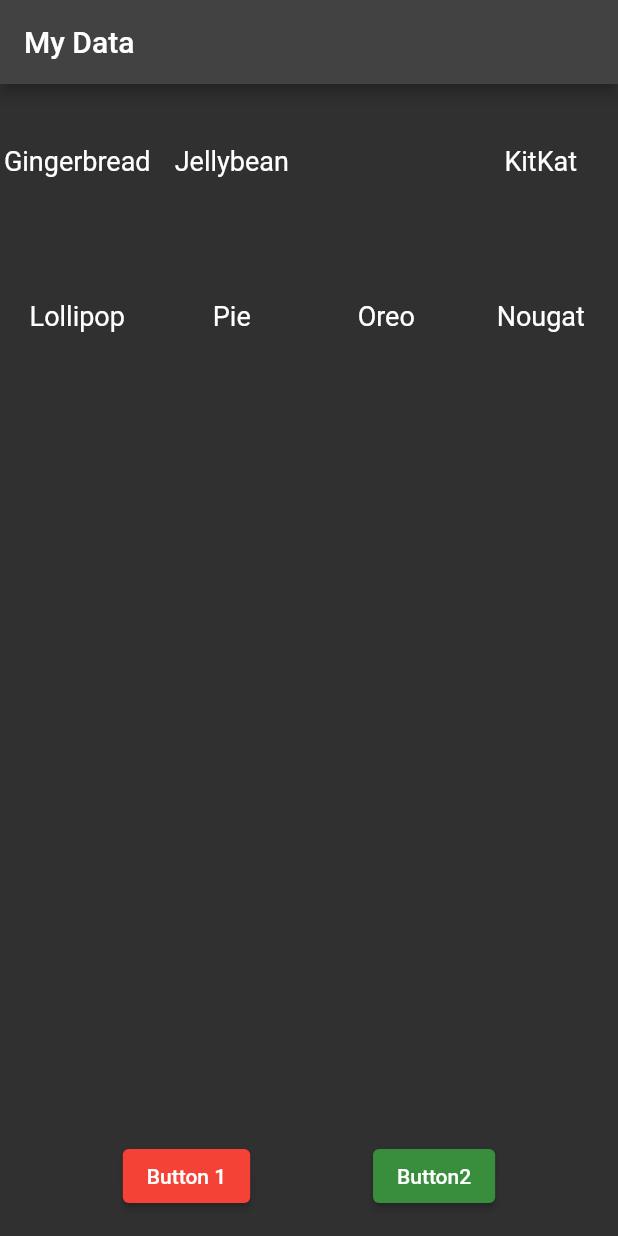
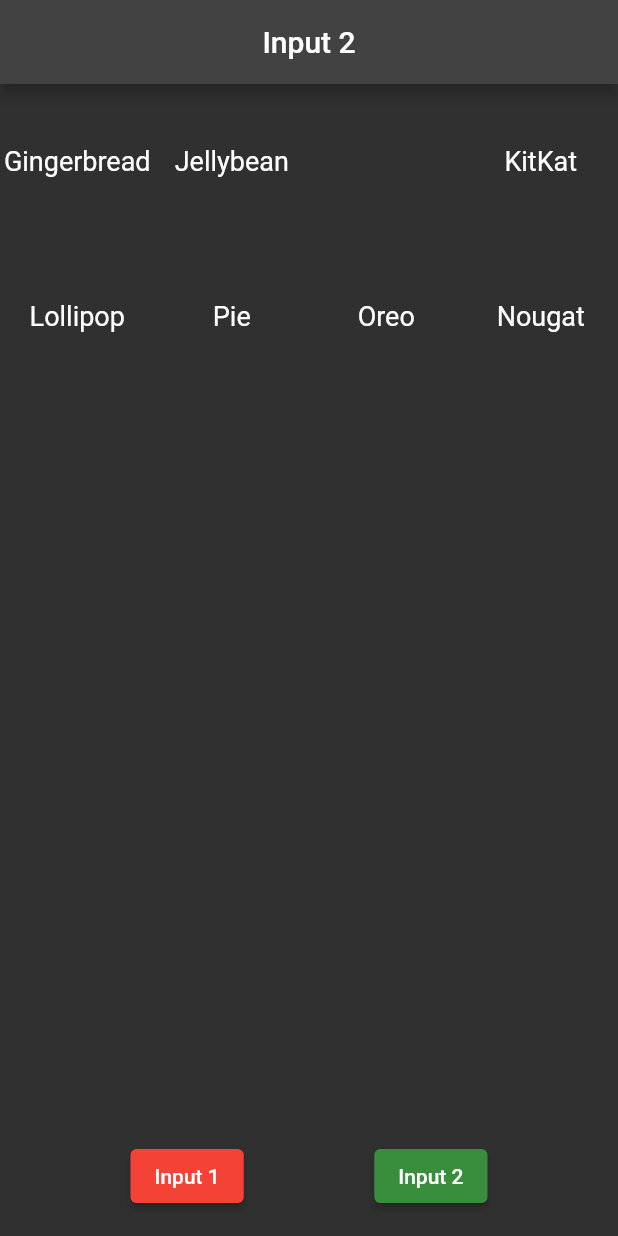
Before and after one commit to NasShihab/flutter_json_tasks, a Flutter app: the ScreenView screen opened directly, on a phone screen of 412 x 824 dp. Run offline on Flutter 3.47's test engine with Material 2 defaults, Android fonts, the phone set to English and light mode, and no system bars.

Commit message:
code shorting 2

```diff
--- a/lib/main.dart
+++ b/lib/main.dart
@@ -25,8 +25,7 @@ class HomePage extends StatelessWidget {
   @override
   Widget build(BuildContext context) {
     return Scaffold(
-      floatingActionButton: myButton(context),
-      floatingActionButtonLocation: FloatingActionButtonLocation.centerFloat,
+      body: Center(child: myButton(context)),
     );
   }
 }
@@ -42,23 +41,24 @@ Widget myButton(BuildContext context) => Row(
             onPressed: () {
               Navigator.of(context).pushReplacement(
                 MaterialPageRoute(
-                    builder: (context) => ScreenView(myJsonData: input_1)),
+                    builder: (context) => ScreenView(
+                        myJsonData: input_1, appBarTitle: 'Input 2')),
               );
             },
-            child: const Text('Button 1')),
+            child: const Text('Input 1')),
         ElevatedButton(
             style: ElevatedButton.styleFrom(
-              backgroundColor:
-                  Colors.green[700],
+              backgroundColor: Colors.green[700],
               foregroundColor: Colors.white,
             ),
             onPressed: () {
               Navigator.pushReplacement(
                 context,
                 MaterialPageRoute(
-                    builder: (context) => ScreenView(myJsonData: input_2)),
+                    builder: (context) => const ScreenView(
+                        myJsonData: input_2, appBarTitle: 'Input 2')),
               );
             },
-            child: const Text('Button2')),
+            child: const Text('Input 2')),
       ],
     );
--- a/lib/screen/screen_view.dart
+++ b/lib/screen/screen_view.dart
@@ -4,17 +4,20 @@ import '../json_parser.dart';
 import '../main.dart';
 
 class ScreenView extends StatelessWidget {
-  final List<AndroidVerison> myDataList;
+  // final List<AndroidVerison> myDataList;
   final String myJsonData;
+  final String appBarTitle;
 
-  ScreenView({super.key, required this.myJsonData})
-      : myDataList = parseJsonData(myJsonData);
+  const ScreenView({super.key, required this.myJsonData, required this.appBarTitle});
+  // : myDataList = parseJsonData(myJsonData);
 
   @override
   Widget build(BuildContext context) {
+    final List<AndroidVerison> myDataList = parseJsonData(myJsonData);
     return Scaffold(
       appBar: AppBar(
-        title: const Text('My Data'),
+        centerTitle: true,
+        title:  Text(appBarTitle),
       ),
       body: SafeArea(
         child: GridView.builder(
```
